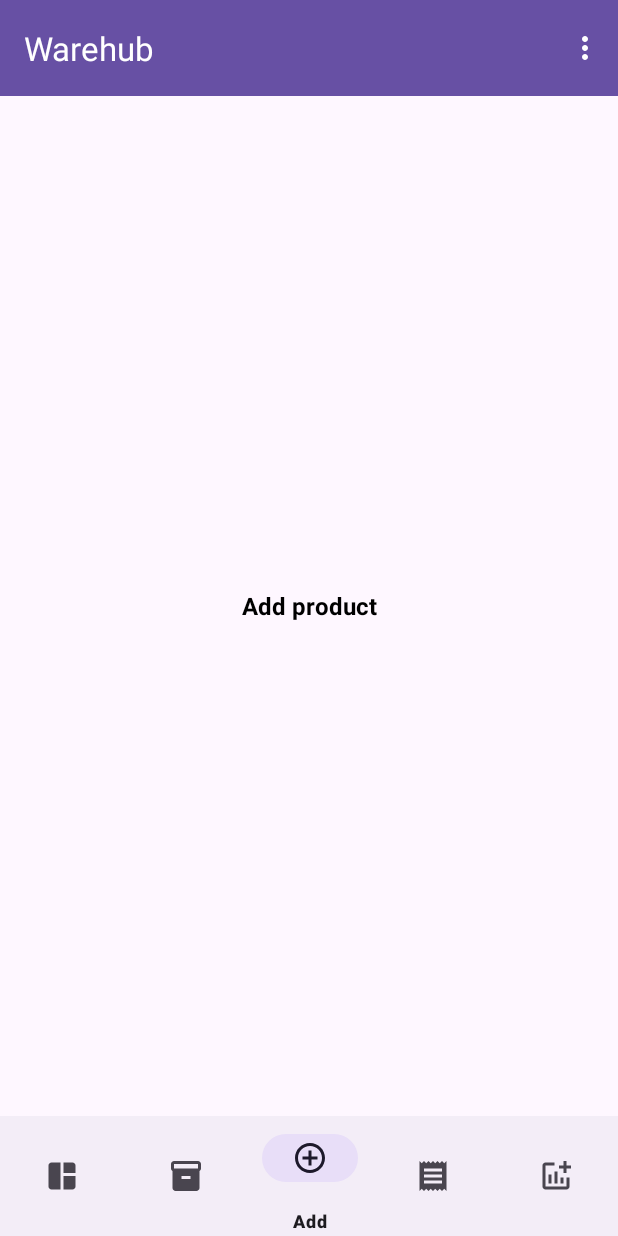
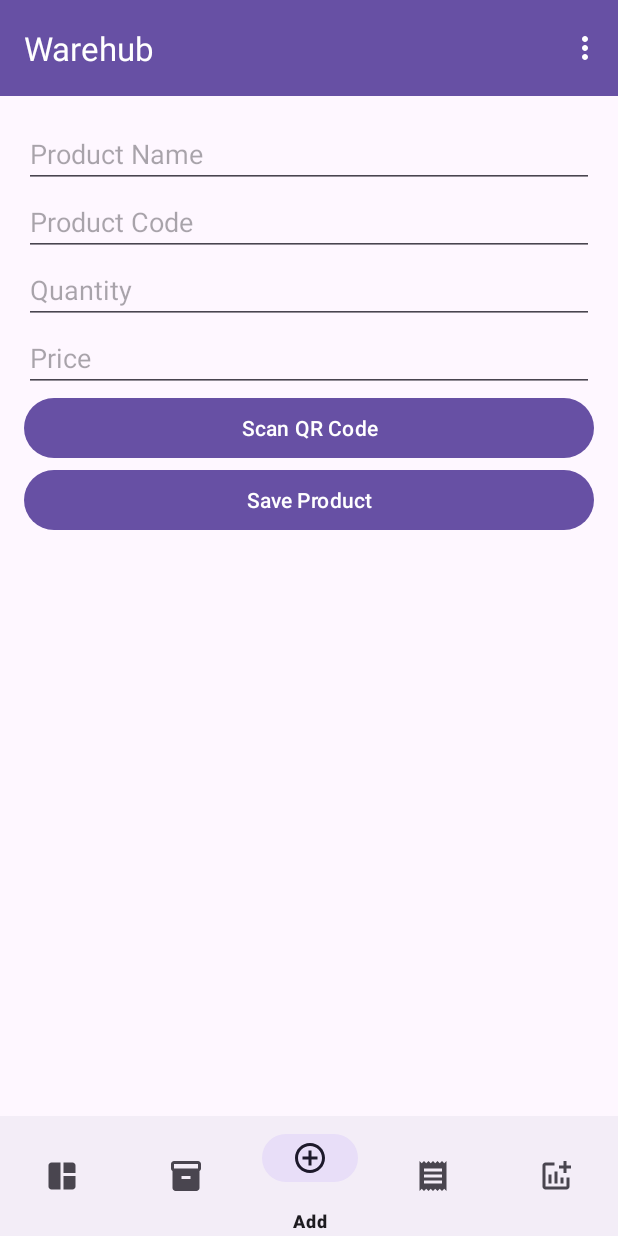
Before and after one commit to dharmesh-kashyap/Warehub, an Android app: the screen it shows after launch (MainActivity), item 3 of the bottom bar chosen, on a phone screen of 412 x 824 dp. Run offline under Robolectric (Android 15) with nearby library versions, the phone set to English and light mode, and no system bars; libraries missing offline, so code that uses them is left out: com.google.zxing.integration.

Commit message:
with add products and QR Scanner function

```diff
--- a/app/build.gradle.kts
+++ b/app/build.gradle.kts
@@ -40,4 +40,6 @@
     testImplementation(libs.junit)
     androidTestImplementation(libs.ext.junit)
     androidTestImplementation(libs.espresso.core)
+    implementation("com.journeyapps:zxing-android-embedded:4.3.0")
+    implementation("com.google.zxing:core:3.4.1")
 }
--- a/app/src/main/java/com/example/warehub/AddProducts.java
+++ b/app/src/main/java/com/example/warehub/AddProducts.java
@@ -1,21 +1,123 @@
 package com.example.warehub;
 
+import android.content.Intent;
+import android.content.pm.ActivityInfo;
 import android.os.Bundle;
 
 import androidx.annotation.NonNull;
 import androidx.annotation.Nullable;
 import androidx.fragment.app.Fragment;
 
+import com.google.zxing.integration.android.IntentIntegrator;
+import com.google.zxing.integration.android.IntentResult;
+
+
 import android.view.LayoutInflater;
 import android.view.View;
 import android.view.ViewGroup;
+import android.widget.Button;
+import android.widget.EditText;
+import android.widget.Toast;
 
 public class AddProducts extends Fragment {
 
+
+
+    private EditText productName, productCode, productQuantity, productPrice;
+    private Button scanQrButton, saveButton;
+    private DatabaseHelper myDb;
+
     @Nullable
     @Override
-    public View onCreateView(@NonNull  LayoutInflater inflater, @Nullable  ViewGroup container, @Nullable Bundle savedInstanceState) {
-        // Inflate the layout for this fragment
-        return inflater.inflate(R.layout.fragment_add_products, container, false);
+    public View onCreateView(@NonNull LayoutInflater inflater, @Nullable ViewGroup container, @Nullable Bundle savedInstanceState) {
+        View view = inflater.inflate(R.layout.fragment_add_products, container, false);
+
+        // Initialize fields
+        productName = view.findViewById(R.id.productName);
+        productCode = view.findViewById(R.id.productCode);
+        productQuantity = view.findViewById(R.id.productQuantity);
+        productPrice = view.findViewById(R.id.productPrice);
+        scanQrButton = view.findViewById(R.id.scanQrButton);
+        saveButton = view.findViewById(R.id.saveButton);
+
+        // Initialize DatabaseHelper
+        myDb = new DatabaseHelper(requireContext());
+
+        // QR Scan Button Listener
+        scanQrButton.setOnClickListener(v -> {
+            requireActivity().setRequestedOrientation(ActivityInfo.SCREEN_ORIENTATION_PORTRAIT);
+            IntentIntegrator integrator = IntentIntegrator.forSupportFragment(AddProducts.this);
+            integrator.setDesiredBarcodeFormats(IntentIntegrator.QR_CODE);
+            integrator.setPrompt("Scan a QR code");
+            integrator.initiateScan();
+        });
+
+        // Save Button Listener
+        saveButton.setOnClickListener(v -> saveProduct());
+
+        return view;
+    }
+
+    // Save product to the database
+    private void saveProduct() {
+        String name = productName.getText().toString();
+        String code = productCode.getText().toString();
+        String quantityStr = productQuantity.getText().toString();
+        String priceStr = productPrice.getText().toString();
+
+        // Validate inputs
+        if (name.isEmpty() || code.isEmpty() || quantityStr.isEmpty() || priceStr.isEmpty()) {
+            Toast.makeText(requireContext(), "Please fill all fields", Toast.LENGTH_SHORT).show();
+            return;
+        }
+
+        int quantity = Integer.parseInt(quantityStr);
+        double price = Double.parseDouble(priceStr);
+
+        // Insert data into the database
+        boolean isInserted = myDb.insertData(name, code, quantity, price);
+
+        if (isInserted) {
+            Toast.makeText(requireContext(), "Product Saved", Toast.LENGTH_SHORT).show();
+            // Optionally, clear the fields after saving
+            productName.setText("");
+            productCode.setText("");
+            productQuantity.setText("");
+            productPrice.setText("");
+        } else {
+            Toast.makeText(requireContext(), "Failed to Save Product", Toast.LENGTH_SHORT).show();
+        }
+    }
+
+    @Override
+    public void onActivityResult(int requestCode, int resultCode, Intent data) {
+        super.onActivityResult(requestCode, resultCode, data);
+
+        // Reset orientation to allow auto-rotation
+        requireActivity().setRequestedOrientation(ActivityInfo.SCREEN_ORIENTATION_UNSPECIFIED);
+        IntentResult result = IntentIntegrator.parseActivityResult(requestCode, resultCode, data);
+        if (result != null) {
+            if (result.getContents() != null) {
+                // Assuming QR contains product data in a specific format, parse it
+                String qrData = result.getContents();
+                // Example parsing logic
+                String[] productDetails = qrData.split(",");
+
+                // Check if we have the expected number of fields
+                if (productDetails.length == 4) {
+                    productName.setText(productDetails[0]);
+                    productCode.setText(productDetails[1]);
+                    productQuantity.setText(productDetails[2]);
+                    productPrice.setText(productDetails[3]);
+                } else {
+                    // If the QR data format is incorrect, show a message
+                    Toast.makeText(requireContext(), "Invalid QR code format", Toast.LENGTH_SHORT).show();
+                }
+            } else {
+                Toast.makeText(requireContext(), "No data found", Toast.LENGTH_SHORT).show();
+            }
+        } else {
+            super.onActivityResult(requestCode, resultCode, data);
+        }
     }
 }
--- /dev/null
+++ b/app/src/main/java/com/example/warehub/DatabaseHelper.java
@@ -0,0 +1,44 @@
+package com.example.warehub;
+
+import android.content.ContentValues;
+import android.content.Context;
+import android.database.sqlite.SQLiteDatabase;
+import android.database.sqlite.SQLiteOpenHelper;
+
+public class DatabaseHelper extends SQLiteOpenHelper {
+
+    private static final String DATABASE_NAME = "inventory.db";
+    private static final String TABLE_NAME = "products";
+    private static final String COL_1 = "ID";
+    private static final String COL_2 = "PRODUCT_NAME";
+    private static final String COL_3 = "PRODUCT_CODE";
+    private static final String COL_4 = "QUANTITY";
+    private static final String COL_5 = "PRICE";
+
+    public DatabaseHelper(Context context) {
+        super(context, DATABASE_NAME, null, 1);
+    }
+
+    @Override
+    public void onCreate(SQLiteDatabase db) {
+        db.execSQL("CREATE TABLE " + TABLE_NAME + " (ID INTEGER PRIMARY KEY AUTOINCREMENT, PRODUCT_NAME TEXT, PRODUCT_CODE TEXT, QUANTITY INTEGER, PRICE REAL)");
+    }
+
+    @Override
+    public void onUpgrade(SQLiteDatabase db, int oldVersion, int newVersion) {
+        db.execSQL("DROP TABLE IF EXISTS " + TABLE_NAME);
+        onCreate(db);
+    }
+
+    // Insert product data into the database
+    public boolean insertData(String productName, String productCode, int quantity, double price) {
+        SQLiteDatabase db = this.getWritableDatabase();
+        ContentValues contentValues = new ContentValues();
+        contentValues.put(COL_2, productName);
+        contentValues.put(COL_3, productCode);
+        contentValues.put(COL_4, quantity);
+        contentValues.put(COL_5, price);
+        long result = db.insert(TABLE_NAME, null, contentValues);
+        return result != -1; // returns true if inserted successfully
+    }
+}
--- a/app/src/main/res/layout/fragment_add_products.xml
+++ b/app/src/main/res/layout/fragment_add_products.xml
@@ -1,17 +1,46 @@
-<?xml version="1.0" encoding="utf-8"?>
-<FrameLayout xmlns:android="http://schemas.android.com/apk/res/android"
-    xmlns:tools="http://schemas.android.com/tools"
+<LinearLayout
+    xmlns:android="http://schemas.android.com/apk/res/android"
     android:layout_width="match_parent"
     android:layout_height="match_parent"
-    tools:context=".AddProducts">
+    android:orientation="vertical"
+    android:padding="16dp">
 
-    <!-- TODO: Update blank fragment layout -->
-    <TextView
+    <EditText
+        android:id="@+id/productName"
         android:layout_width="match_parent"
-        android:layout_height="match_parent"
-        android:gravity="center"
-        android:textStyle="bold"
-        android:textSize="16sp"
-        android:text="@string/add_product" />
+        android:layout_height="wrap_content"
+        android:hint="@string/product_name" />
 
-</FrameLayout>
+    <EditText
+        android:id="@+id/productCode"
+        android:layout_width="match_parent"
+        android:layout_height="wrap_content"
+        android:hint="@string/product_code" />
+
+    <EditText
+        android:id="@+id/productQuantity"
+        android:layout_width="match_parent"
+        android:layout_height="wrap_content"
+        android:hint="@string/quantity"
+        android:inputType="number"/>
+
+    <EditText
+        android:id="@+id/productPrice"
+        android:layout_width="match_parent"
+        android:layout_height="wrap_content"
+        android:hint="@string/price"
+        android:inputType="numberDecimal"/>
+
+    <Button
+        android:id="@+id/scanQrButton"
+        android:layout_width="match_parent"
+        android:layout_height="wrap_content"
+        android:text="@string/scan_qr_code" />
+
+    <Button
+        android:id="@+id/saveButton"
+        android:layout_width="match_parent"
+        android:layout_height="wrap_content"
+        android:text="@string/save_product" />
+
+</LinearLayout>
--- a/app/src/main/res/values/strings.xml
+++ b/app/src/main/res/values/strings.xml
@@ -16,4 +16,10 @@
     <string name="profile_edit">Profile edit</string>
     <string name="dark_theme">Dark Theme</string>
     <string name="reset_app_data">Reset app data</string>
+    <string name="product_name">Product Name</string>
+    <string name="product_code">Product Code</string>
+    <string name="quantity">Quantity</string>
+    <string name="price">Price</string>
+    <string name="scan_qr_code">Scan QR Code</string>
+    <string name="save_product">Save Product</string>
 </resources>
--- a/gradle/libs.versions.toml
+++ b/gradle/libs.versions.toml
@@ -7,6 +7,7 @@
 material = "1.12.0"
 activity = "1.9.2"
 constraintlayout = "2.1.4"
+zxingAndroidEmbedded = "4.3.0"
 
 [libraries]
 junit = { group = "junit", name = "junit", version.ref = "junit" }
@@ -16,6 +17,7 @@
 material = { group = "com.google.android.material", name = "material", version.ref = "material" }
 activity = { group = "androidx.activity", name = "activity", version.ref = "activity" }
 constraintlayout = { group = "androidx.constraintlayout", name = "constraintlayout", version.ref = "constraintlayout" }
+zxing-android-embedded = { module = "com.journeyapps:zxing-android-embedded", version.ref = "zxingAndroidEmbedded" }
 
 [plugins]
 android-application = { id = "com.android.application", version.ref = "agp" }
```
Also changed, not shown: app/src/main/AndroidManifest.xml (+8 -0 lines).
